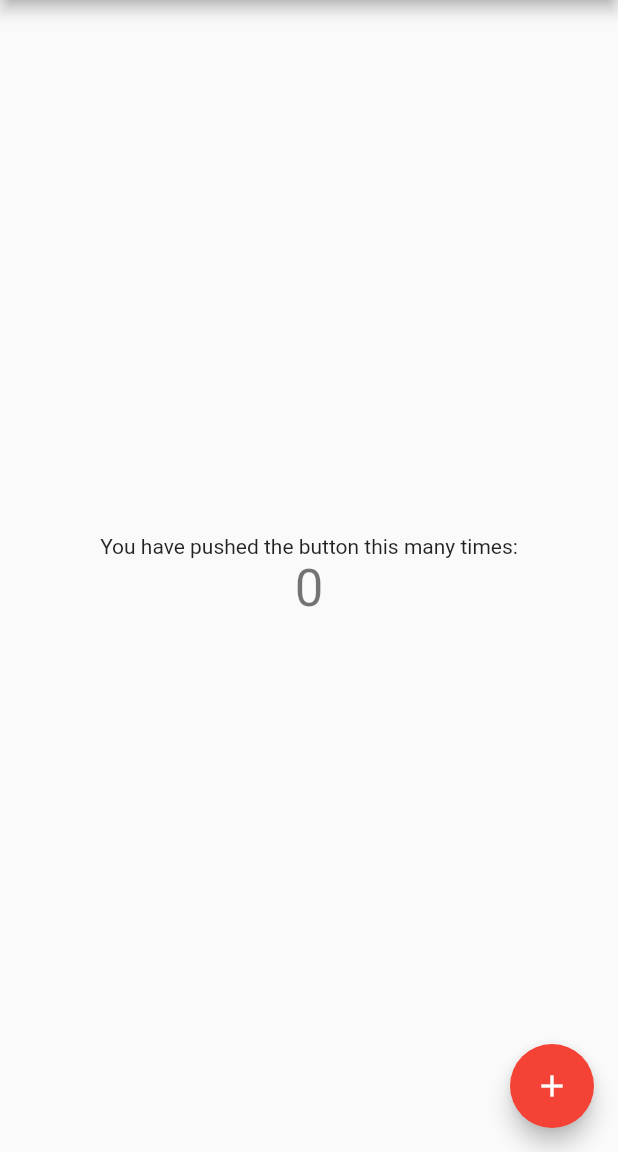
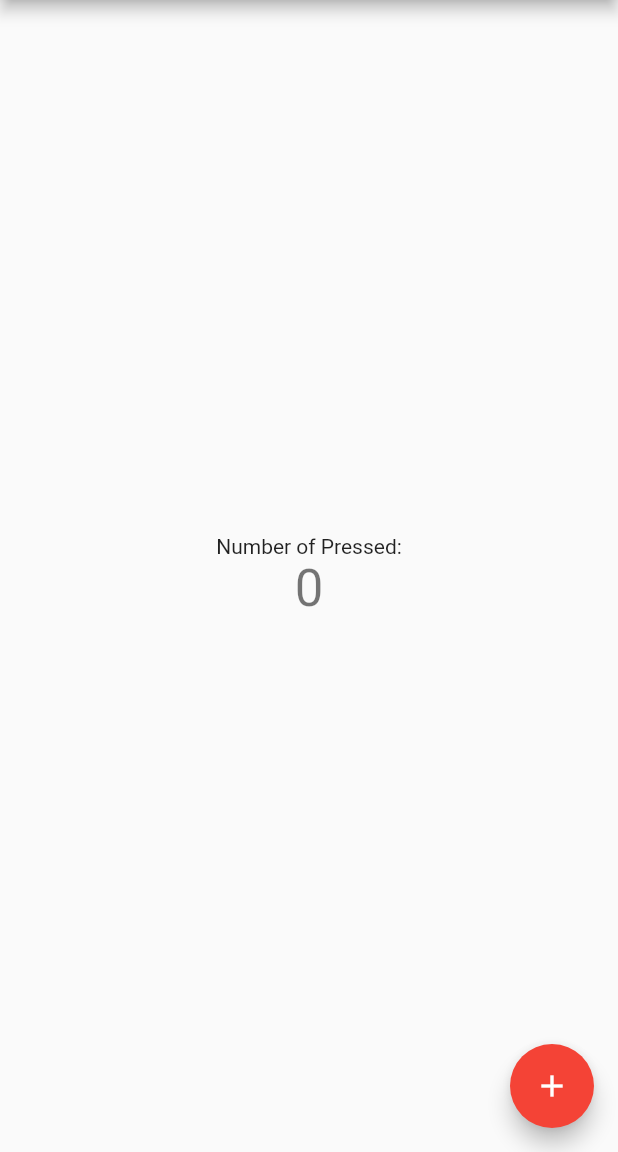
Before and after one commit to rajeshreemistry/flutterCounterApp, a Flutter app: the screen it shows after launch, on a phone screen of 412 x 824 dp, the part 84-1236 px from its top. Run offline on Flutter 3.47's test engine with Material 2 defaults, Android fonts, the phone set to English and light mode, and no system bars.

Commit message:
Change the text

```diff
--- a/lib/main.dart
+++ b/lib/main.dart
@@ -96,8 +96,8 @@ class _MyHomePageState extends State<MyHomePage> {
           mainAxisAlignment: MainAxisAlignment.center,
           children: <Widget>[
             const Text(
-              'You have pushed the button this many times:',
-            ),
+                // 'You have pushed the button this many times:',
+                'Number of Pressed:'),
             Text(
               '$_counter',
               style: Theme.of(context).textTheme.headline4,
```
